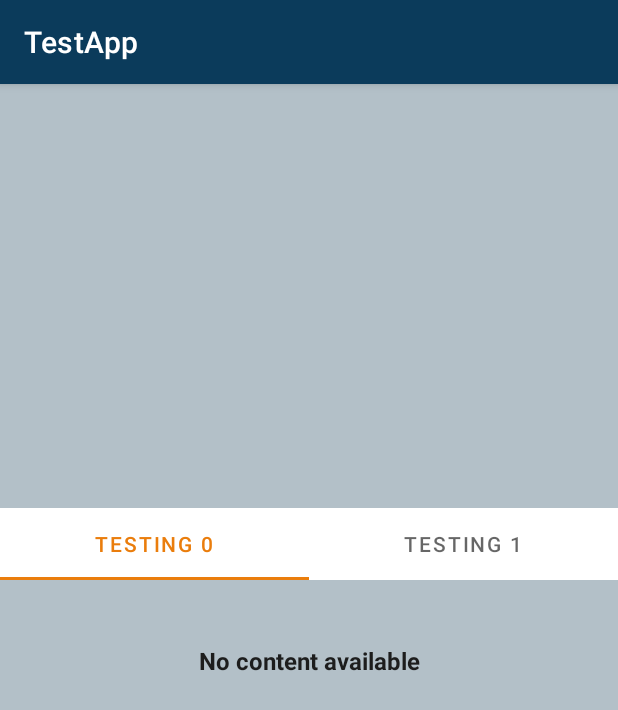
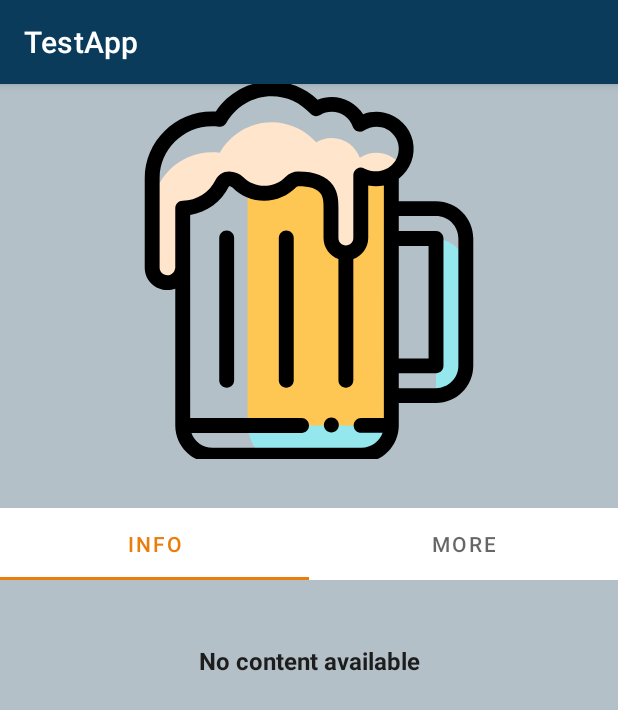
Before and after one commit to Xolcars/test_app_lm, an Android app: the fragment BeerDetailFragment placed in its activity, on a phone screen of 412 x 824 dp. Shown: the top 710 px of the screen. Run offline under Robolectric (Android 15) with nearby library versions, the phone set to English and light mode, and no system bars; our stand-ins replace Picasso, navigation-ui; libraries missing offline, so code that uses them is left out: com.jakewharton.retrofit2; pictures from the network do not load; 12 statements that could not run were skipped.

Commit message:
Beer detail fill ui

```diff
--- a/app/src/main/java/com/testapp/testapp_app/features/beerdetail/BeerDetailFragment.kt
+++ b/app/src/main/java/com/testapp/testapp_app/features/beerdetail/BeerDetailFragment.kt
@@ -4,12 +4,9 @@ import android.os.Bundle
 import android.view.LayoutInflater
 import android.view.View
 import android.view.ViewGroup
-import androidx.fragment.app.activityViewModels
-import androidx.viewpager2.widget.ViewPager2
 import com.google.android.material.tabs.TabLayoutMediator
+import com.squareup.picasso.Picasso
 import com.testapp.testapp_app.R
-import com.testapp.testapp_app.features.beerlist.BeerListFragmentArgs
-import com.testapp.testapp_app.models.BeerBean
 import com.testapp.testapp_app.setup.BaseFragment
 import kotlinx.android.synthetic.main.fragment_beer_detail.*
 import org.koin.android.ext.android.inject
@@ -36,7 +33,7 @@ class BeerDetailFragment: BaseFragment() {
 
         setupViewPager()
         setupViewModel()
-
+        fillUI()
     }
     //endregion Override Methods
 
@@ -46,7 +43,14 @@ class BeerDetailFragment: BaseFragment() {
         viewPager.adapter = viewPagerAdapter
 
         TabLayoutMediator(tabLayout, viewPager) { tab, position ->
-            tab.text = "Testing $position"
+            when(position) {
+                TabSelectedPosition.INFO_TAB.value -> {
+                    tab.text = getString(R.string.info)
+                }
+                TabSelectedPosition.MORE_TAB.value -> {
+                    tab.text = getString(R.string.more)
+                }
+            }
         }.attach()
     }
 
@@ -55,6 +59,14 @@ class BeerDetailFragment: BaseFragment() {
             viewModel.setBeerItem(it)
         }
     }
+
+    private fun fillUI() {
+        titleBeer?.text = selectedBeer?.name
+        textAbvBeer?.text = selectedBeer?.abv
+        Picasso.get()
+            .load(selectedBeer?.images?.large ?: getString(R.string.image_beer_placeholder_url))
+            .placeholder(R.drawable.ic_launcher_foreground).into(imageBeer)
+    }
     //endregion Methods
 
     companion object {
--- a/app/src/main/java/com/testapp/testapp_app/features/stylesbeerlist/BeerStyleAdapter.kt
+++ b/app/src/main/java/com/testapp/testapp_app/features/stylesbeerlist/BeerStyleAdapter.kt
@@ -57,8 +57,7 @@ class BeerStyleAdapter(private val context: Context,
         private fun fillCellView() {
             view.textName?.text = item.name
             view.textDescription?.text = item.description
-            view.textAbv?.text = view.context.getString(R.string.abv_percent, item.abvMin, item.abvMax)
-            //Picasso.get().load(item.logo?.url).into(view.imageLogo)
+            view.textAbv?.text = view.context.getString(R.string.abv_percent, item.abvMin ?: "", item.abvMax ?: "")
         }
     }
     //endregion ViewHolder
--- a/app/src/main/java/com/testapp/testapp_app/features/stylesbeerlist/BeerStylesListFragment.kt
+++ b/app/src/main/java/com/testapp/testapp_app/features/stylesbeerlist/BeerStylesListFragment.kt
@@ -104,7 +104,7 @@ class BeerStylesListFragment: BaseFragment(), BeerStyleAdapter.OnItemListDelegat
         if(!randomBeer.abv.isNullOrBlank())
             dialog.textRBabv?.text = getString(R.string.abv_percent_random_beer, randomBeer.abv)
 
-        val urlImage = randomBeer.images?.large ?: "https://p2d7x8x2.stackpathcdn.com/wordpress/wp-content/uploads/2020/03/iStock-1040303026.jpg"
+        val urlImage = randomBeer.images?.large ?: getString(R.string.image_beer_placeholder_url)
         Picasso.get().load(urlImage).into( dialog.imageRandomBeer)
     }
 
--- a/app/src/main/res/layout/fragment_beer_detail.xml
+++ b/app/src/main/res/layout/fragment_beer_detail.xml
@@ -9,6 +9,7 @@
         android:id="@+id/imageBeer"
         android:layout_width="match_parent"
         android:layout_height="250dp"
+        android:scaleType="centerCrop"
         app:layout_constraintEnd_toEndOf="parent"
         app:layout_constraintStart_toStartOf="parent"
         app:layout_constraintTop_toTopOf="parent" />
--- a/app/src/main/res/values/strings.xml
+++ b/app/src/main/res/values/strings.xml
@@ -22,4 +22,7 @@
     <string name="beer_retired">This beer are retired</string>
     <string name="beer_not_retired">On Sale</string>
     <string name="what_you_want">what you want</string>
+    <string name="image_beer_placeholder_url">https://p2d7x8x2.stackpathcdn.com/wordpress/wp-content/uploads/2020/03/iStock-1040303026.jpg</string>
+    <string name="info">INFO</string>
+    <string name="more">MORE</string>
 </resources>
```
